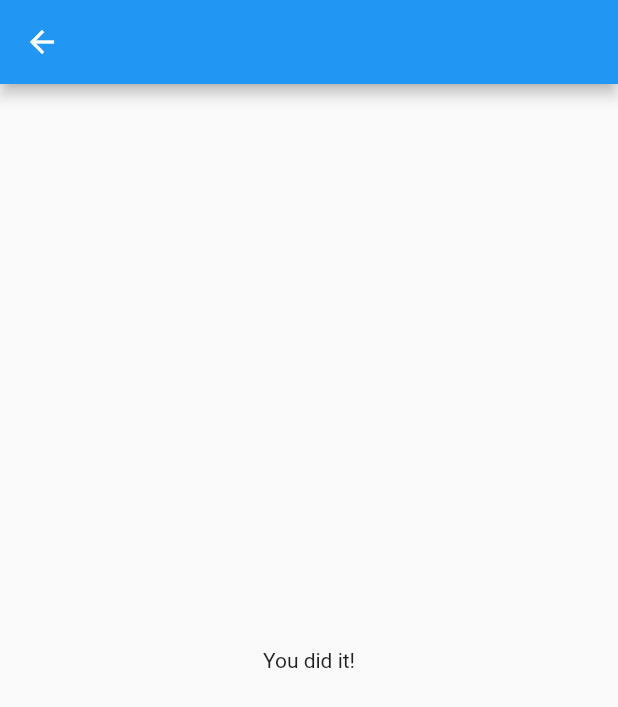
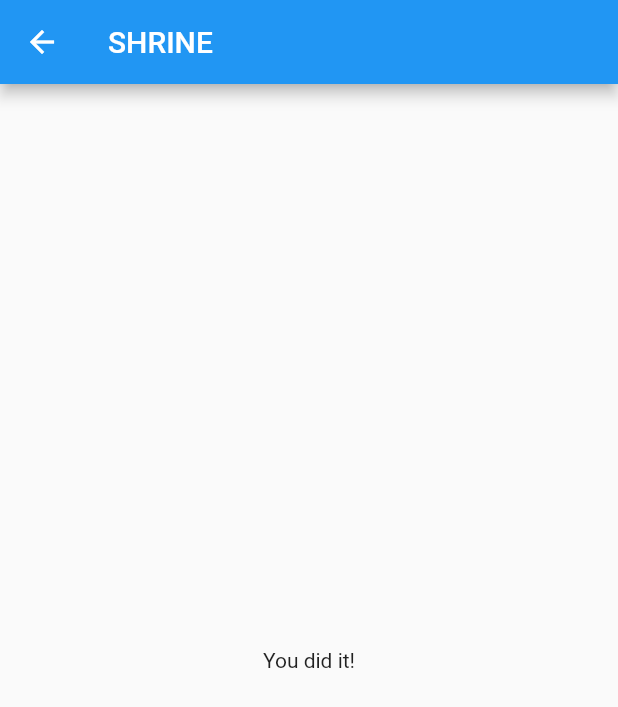
Before and after one commit to EleoXDA/Shrine_E-commerce_DART, a Flutter app: the HomePage screen opened directly, on a phone screen of 412 x 824 dp. Shown: the top 707 px of the screen. Run offline on Flutter 3.47's test engine with Material 2 defaults, Android fonts, the phone set to English and light mode, and no system bars.

Commit message:
Add title to app bar

```diff
--- a/lib/home.dart
+++ b/lib/home.dart
@@ -26,8 +26,9 @@ class HomePage extends StatelessWidget {
     return Scaffold(
       // TODO: Add app bar (102)
       appBar: AppBar(
-          // TODO: Add buttons and title (102)
-          ),
+        // TODO: Add buttons and title (102)
+        title: const Text('SHRINE'),
+      ),
       // TODO: Add a grid view (102)
       body: Center(
         child: Text('You did it!'),
```
